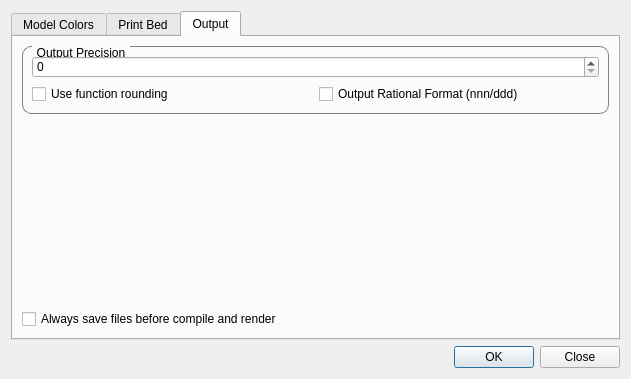
Before: the Qt Designer form src/ui/preferences.ui in GilesBathgate/RapCAD, drawn with Qt 5.
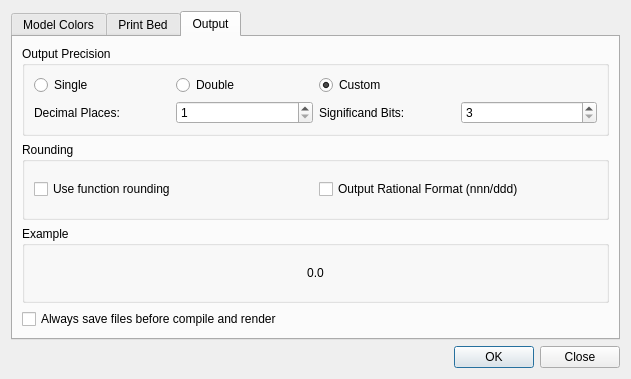
After: the same form once the commit is applied. The open tabs and pages were chosen to show the change.

Commit message: Improve configuration of precision preferences

What changed in the file:
```diff
--- a/src/ui/preferences.ui
+++ b/src/ui/preferences.ui
@@ -364,17 +364,7 @@
          <item>
           <widget class="QGroupBox" name="groupBox">
            <property name="styleSheet">
-            <string notr="true">QGroupBox {
-    border: 1px solid gray;
-    border-radius: 9px;
-    margin-top: 0.5em;
-}
-
-QGroupBox::title {
-    subcontrol-origin: margin;
-    left: 10px;
-    padding: 0 3px 0 3px;
-}</string>
+            <string notr="true"/>
            </property>
            <property name="title">
             <string>Output Precision</string>
@@ -382,43 +372,121 @@
            <property name="flat">
             <bool>false</bool>
            </property>
-           <layout class="QVBoxLayout" name="verticalLayout_2">
+           <layout class="QGridLayout" name="gridLayout_2">
+            <item row="1" column="1">
+             <widget class="QSpinBox" name="placesSpinBox">
+              <property name="minimum">
+               <number>1</number>
+              </property>
+              <property name="maximum">
+               <number>31</number>
+              </property>
+             </widget>
+            </item>
+            <item row="0" column="0">
+             <widget class="QRadioButton" name="singleRadio">
+              <property name="text">
+               <string>Single</string>
+              </property>
+             </widget>
+            </item>
+            <item row="1" column="0">
+             <widget class="QLabel" name="placesLabel">
+              <property name="text">
+               <string>Decimal Places:</string>
+              </property>
+             </widget>
+            </item>
+            <item row="1" column="2">
+             <widget class="QLabel" name="bitsLabel">
+              <property name="text">
+               <string>Significand Bits:</string>
+              </property>
+              <property name="alignment">
+               <set>Qt::AlignLeading|Qt::AlignLeft|Qt::AlignVCenter</set>
+              </property>
+             </widget>
+            </item>
+            <item row="0" column="1">
+             <widget class="QRadioButton" name="doubleRadio">
+              <property name="text">
+               <string>Double</string>
+              </property>
+             </widget>
+            </item>
+            <item row="0" column="2">
+             <widget class="QRadioButton" name="customRadio">
+              <property name="text">
+               <string>Custom</string>
+              </property>
+              <property name="checked">
+               <bool>true</bool>
+              </property>
+             </widget>
+            </item>
+            <item row="1" column="3">
+             <widget class="QSpinBox" name="bitsSpinBox">
+              <property name="minimum">
+               <number>3</number>
+              </property>
+              <property name="maximum">
+               <number>100</number>
+              </property>
+              <property name="value">
+               <number>3</number>
+              </property>
+             </widget>
+            </item>
+           </layout>
+          </widget>
+         </item>
+         <item>
+          <widget class="QGroupBox" name="roundingGroupBox">
+           <property name="styleSheet">
+            <string notr="true"/>
+           </property>
+           <property name="title">
+            <string>Rounding</string>
+           </property>
+           <property name="flat">
+            <bool>false</bool>
+           </property>
+           <layout class="QHBoxLayout" name="horizontalLayout_2">
             <item>
-             <widget class="QSpinBox" name="precisionSpinBox"/>
+             <widget class="QCheckBox" name="functionRoundingCheckBox">
+              <property name="text">
+               <string>Use function rounding</string>
+              </property>
+             </widget>
             </item>
             <item>
-             <layout class="QHBoxLayout" name="checkBoxLayout">
-              <item>
-               <widget class="QCheckBox" name="functionRoundingCheckBox">
-                <property name="text">
-                 <string>Use function rounding</string>
-                </property>
-               </widget>
-              </item>
-              <item>
-               <widget class="QCheckBox" name="rationalFormatCheckBox">
-                <property name="text">
-                 <string>Output Rational Format (nnn/ddd)</string>
-                </property>
-               </widget>
-              </item>
-             </layout>
+             <widget class="QCheckBox" name="rationalFormatCheckBox">
+              <property name="text">
+               <string>Output Rational Format (nnn/ddd)</string>
+              </property>
+             </widget>
             </item>
            </layout>
           </widget>
          </item>
          <item>
-          <spacer name="verticalSpacer">
-           <property name="orientation">
-            <enum>Qt::Vertical</enum>
+          <widget class="QGroupBox" name="exampleGroupBox">
+           <property name="title">
+            <string>Example</string>
            </property>
-           <property name="sizeHint" stdset="0">
-            <size>
-             <width>20</width>
-             <height>40</height>
-            </size>
-           </property>
-          </spacer>
+           <layout class="QGridLayout" name="gridLayout_3">
+            <item row="0" column="0">
+             <widget class="QLabel" name="exampleLabel">
+              <property name="text">
+               <string>0.0</string>
+              </property>
+              <property name="alignment">
+               <set>Qt::AlignCenter</set>
+              </property>
+             </widget>
+            </item>
+           </layout>
+          </widget>
          </item>
          <item>
           <widget class="QCheckBox" name="checkBox">
```
Left out of the diff: 29 changed lines with no effect on the pictures. The commit also changes 6 other files.
